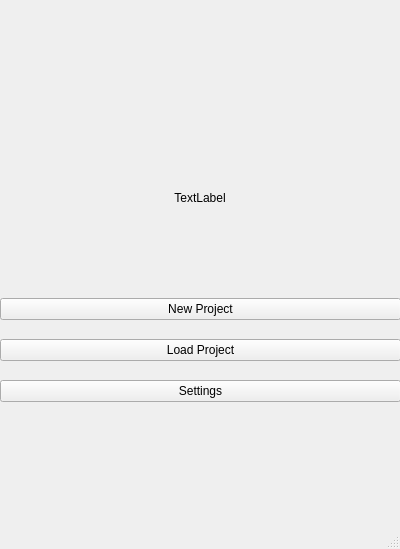
First picture: the form in MotherBear/View/Ui/WelcomeScreen.ui, repository ridgeontheway/MotherBear, before the edit.
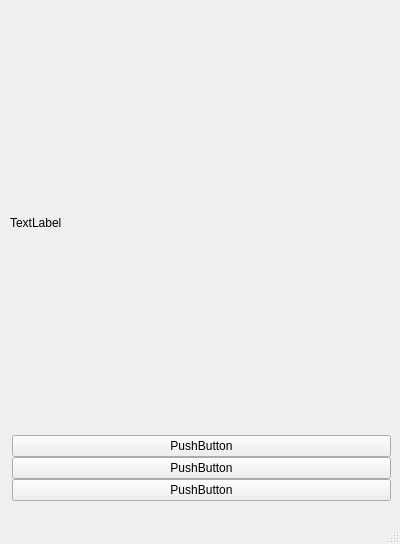
Second picture: the form after the edit.

Commit message: Welcome Screen Implemented

What changed in the file:
```diff
--- a/MotherBear/View/Ui/WelcomeScreen.ui
+++ b/MotherBear/View/Ui/WelcomeScreen.ui
@@ -7,7 +7,7 @@
     <x>0</x>
     <y>0</y>
     <width>400</width>
-    <height>549</height>
+    <height>544</height>
    </rect>
   </property>
   <property name="sizePolicy">
@@ -26,131 +26,70 @@
    <property name="enabled">
     <bool>true</bool>
    </property>
-   <widget class="QWidget" name="gridLayoutWidget">
+   <widget class="QStackedWidget" name="stackedWidget">
     <property name="geometry">
      <rect>
       <x>0</x>
+      <y>10</y>
+      <width>391</width>
+      <height>491</height>
+     </rect>
+    </property>
+    <property name="sizePolicy">
+     <sizepolicy hsizetype="Expanding" vsizetype="Expanding">
+      <horstretch>0</horstretch>
+      <verstretch>0</verstretch>
+     </sizepolicy>
+    </property>
+    <widget class="QWidget" name="page">
+     <widget class="QWidget" name="gridLayoutWidget">
+      <property name="geometry">
+       <rect>
+        <x>10</x>
       <y>0</y>
-      <width>401</width>
-      <height>501</height>
+        <width>381</width>
+        <height>491</height>
      </rect>
     </property>
     <layout class="QGridLayout" name="gridLayout">
-     <property name="sizeConstraint">
-      <enum>QLayout::SetNoConstraint</enum>
+       <property name="spacing">
+        <number>0</number>
      </property>
      <item row="0" column="0">
       <layout class="QVBoxLayout" name="verticalLayout">
-       <property name="spacing">
-        <number>0</number>
-       </property>
        <item>
-        <layout class="QHBoxLayout" name="horizontalLayout">
-         <item>
-          <spacer name="horizontalSpacer_2">
-           <property name="orientation">
-            <enum>Qt::Horizontal</enum>
-           </property>
-           <property name="sizeType">
-            <enum>QSizePolicy::Fixed</enum>
-           </property>
-           <property name="sizeHint" stdset="0">
-            <size>
-             <width>100</width>
-             <height>20</height>
-            </size>
-           </property>
-          </spacer>
-         </item>
-         <item>
-          <widget class="QLabel" name="label">
-           <property name="maximumSize">
-            <size>
-             <width>200</width>
-             <height>200</height>
-            </size>
-           </property>
+          <widget class="QLabel" name="label_2">
            <property name="text">
             <string>TextLabel</string>
            </property>
-           <property name="alignment">
-            <set>Qt::AlignCenter</set>
-           </property>
           </widget>
-         </item>
-         <item>
-          <spacer name="horizontalSpacer">
-           <property name="orientation">
-            <enum>Qt::Horizontal</enum>
-           </property>
-           <property name="sizeType">
-            <enum>QSizePolicy::Fixed</enum>
-           </property>
-           <property name="sizeHint" stdset="0">
-            <size>
-             <width>100</width>
-             <height>20</height>
-            </size>
-           </property>
-          </spacer>
-         </item>
-        </layout>
        </item>
        <item>
         <layout class="QVBoxLayout" name="verticalLayout_2">
-         <property name="spacing">
-          <number>4</number>
-         </property>
+           <property name="leftMargin">
+            <number>2</number>
+           </property>
+           <property name="rightMargin">
+            <number>0</number>
+           </property>
          <item>
           <widget class="QPushButton" name="NewProjectButton">
            <property name="text">
-            <string>New Project</string>
+              <string>PushButton</string>
            </property>
           </widget>
          </item>
          <item>
-          <spacer name="verticalSpacer">
-           <property name="orientation">
-            <enum>Qt::Vertical</enum>
-           </property>
-           <property name="sizeType">
-            <enum>QSizePolicy::Fixed</enum>
-           </property>
-           <property name="sizeHint" stdset="0">
-            <size>
-             <width>20</width>
-             <height>15</height>
-            </size>
-           </property>
-          </spacer>
-         </item>
-         <item>
-          <widget class="QPushButton" name="LoadProjectButton">
+            <widget class="QPushButton" name="pushButton_2">
            <property name="text">
-            <string>Load Project</string>
+              <string>PushButton</string>
            </property>
           </widget>
          </item>
          <item>
-          <spacer name="verticalSpacer_2">
-           <property name="orientation">
-            <enum>Qt::Vertical</enum>
-           </property>
-           <property name="sizeType">
-            <enum>QSizePolicy::Fixed</enum>
-           </property>
-           <property name="sizeHint" stdset="0">
-            <size>
-             <width>20</width>
-             <height>15</height>
-            </size>
-           </property>
-          </spacer>
-         </item>
-         <item>
-          <widget class="QPushButton" name="SettingsButton">
+            <widget class="QPushButton" name="pushButton">
            <property name="text">
-            <string>Settings</string>
+              <string>PushButton</string>
            </property>
           </widget>
          </item>
@@ -159,6 +98,8 @@
       </layout>
      </item>
     </layout>
+     </widget>
+    </widget>
    </widget>
   </widget>
   <widget class="QMenuBar" name="menubar">
```
Left out of the diff: 2 changed lines with no effect on the pictures. Lines whose indentation alone changed are shown as unchanged. The commit also changes 4 other files.
